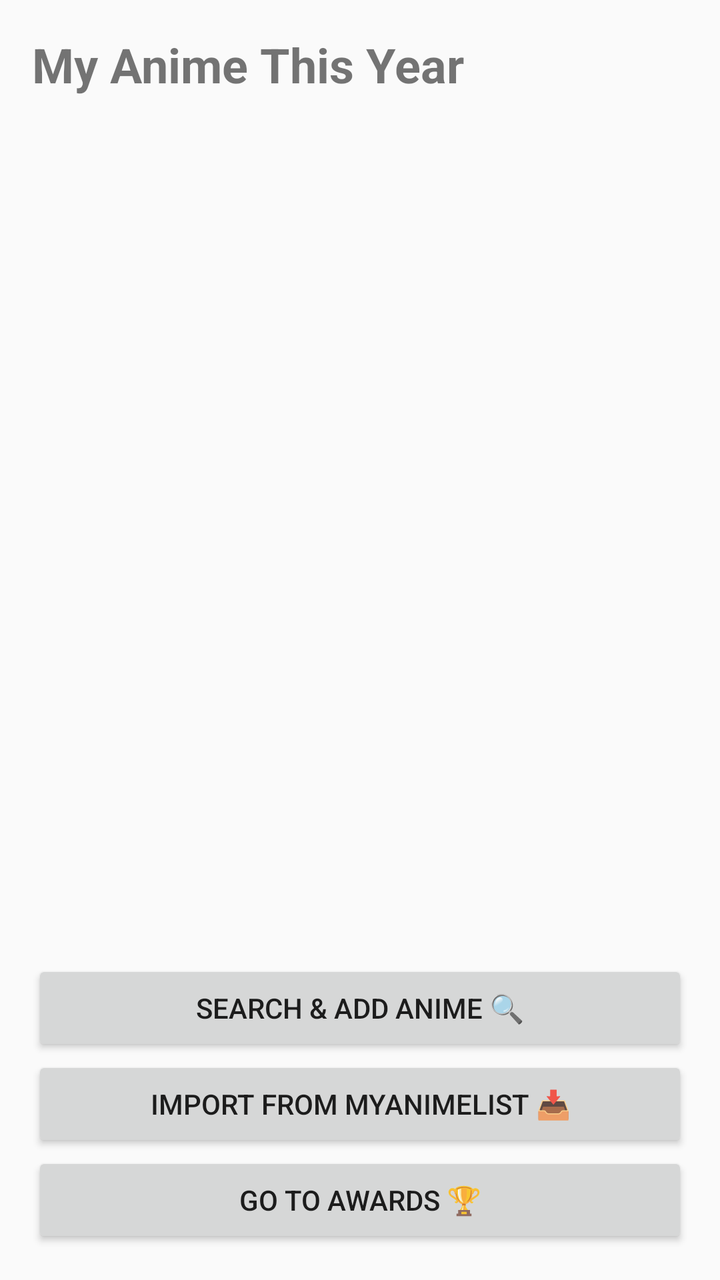
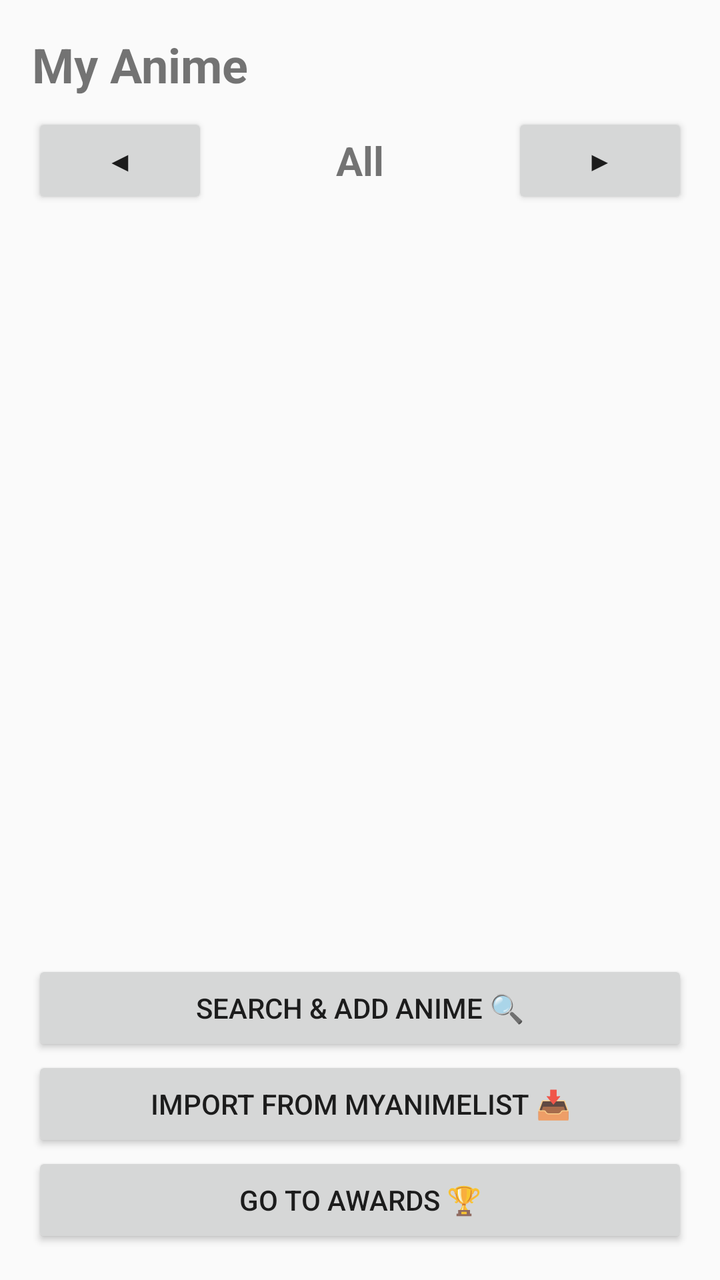

Before-and-after screenshots of an Android layout around one commit, followed by the original layout XML and the change that was made.
<!-- AndroidManifest.xml: application theme Theme.AnimeAwards -->
<!-- res/layout/activity_main.xml -->
<?xml version="1.0" encoding="utf-8"?>
<LinearLayout xmlns:android="http://schemas.android.com/apk/res/android"
    android:layout_width="match_parent"
    android:layout_height="match_parent"
    android:orientation="vertical"
    android:padding="16dp">

    <TextView
        android:layout_width="wrap_content"
        android:layout_height="wrap_content"
        android:text="My Anime This Year"
        android:textSize="24sp"
        android:textStyle="bold" />

    <androidx.recyclerview.widget.RecyclerView
        android:id="@+id/animeRecycler"
        android:layout_width="match_parent"
        android:layout_height="0dp"
        android:layout_marginTop="8dp"
        android:layout_weight="1" />

    <Button
        android:id="@+id/searchButton"
        android:layout_width="match_parent"
        android:layout_height="wrap_content"
        android:text="Search &amp; Add Anime 🔍" />

    <Button
        android:id="@+id/importButton"
        android:layout_width="match_parent"
        android:layout_height="wrap_content"
        android:text="Import from MyAnimeList 📥" />

    <Button
        android:id="@+id/awardsButton"
        android:layout_width="match_parent"
        android:layout_height="wrap_content"
        android:text="Go to Awards 🏆" />

</LinearLayout>
<!-- resources referenced by this layout -->
<resources>
  <style name="Theme.AnimeAwards" parent="Theme.AppCompat.DayNight.NoActionBar">
          <item name="colorPrimary">#6750A4</item>
          <item name="colorPrimaryDark">#4F378B</item>
          <item name="colorAccent">#D0BCFF</item>
      </style>
</resources>

<!-- the commit's change to res/layout/activity_main.xml (unified diff, before → after) -->
@@ -8,9 +8,46 @@
     <TextView
         android:layout_width="wrap_content"
         android:layout_height="wrap_content"
-        android:text="My Anime This Year"
+        android:text="My Anime"
         android:textSize="24sp"
         android:textStyle="bold" />
+
+    <LinearLayout
+        android:layout_width="match_parent"
+        android:layout_height="wrap_content"
+        android:layout_marginTop="8dp"
+        android:gravity="center_vertical"
+        android:orientation="horizontal">
+
+        <Button
+            android:id="@+id/mainPrevYear"
+            android:layout_width="wrap_content"
+            android:layout_height="wrap_content"
+            android:text="◀" />
+
+        <TextView
+            android:id="@+id/mainYearText"
+            android:layout_width="0dp"
+            android:layout_height="wrap_content"
+            android:layout_weight="1"
+            android:gravity="center"
+            android:text="All"
+            android:textSize="20sp"
+            android:textStyle="bold" />
+
+        <Button
+            android:id="@+id/mainNextYear"
+            android:layout_width="wrap_content"
+            android:layout_height="wrap_content"
+            android:text="▶" />
+    </LinearLayout>
+
+    <TextView
+        android:id="@+id/mainCountText"
+        android:layout_width="match_parent"
+        android:layout_height="wrap_content"
+        android:gravity="center"
+        android:text="" />
 
     <androidx.recyclerview.widget.RecyclerView
         android:id="@+id/animeRecycler"
